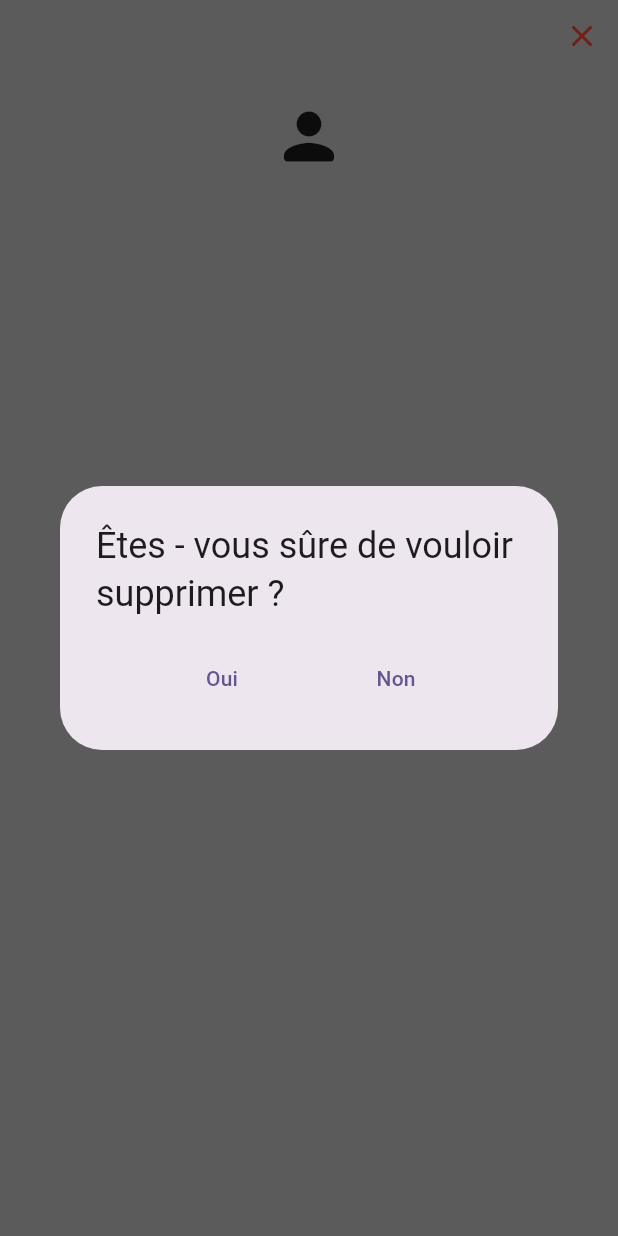
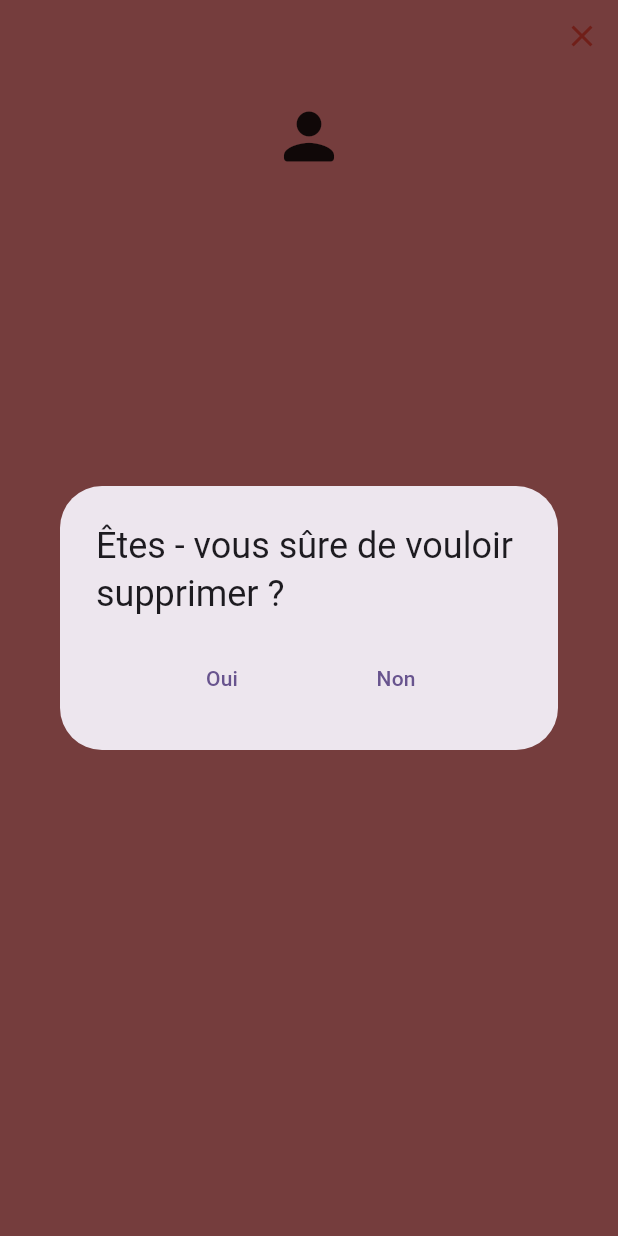
Before and after one commit to Timit0/SuiviModule, a Flutter app: the EleveCardWidget widget shown alone on an empty page, opened directly with empty values, after a tap on the "close" icon, on a phone screen of 412 x 824 dp. Run offline on Flutter 3.47's test engine with Material 2 defaults, Android fonts, the phone set to English and light mode, and no system bars; drawn by our look-alikes of cached_network_image; our stand-ins replace csv, file_picker, firebase_core, firebase_database; missing offline and left inert: dart:html, dart:js_interop, flutterwebapp_reload_detector; accounts and stored records are empty; network calls fail; statements that could not run were skipped.

Commit message:
Porte Ouverte V2

```diff
--- /dev/null
+++ b/lib/global/eleve_gestion_form_global.dart
@@ -0,0 +1,26 @@
+import 'dart:math';
+
+import 'package:suivi_de_module/models/eleve.dart';
+
+class EleveGestionFormGlobal {
+  static bool isFocusOnEleve = false;
+
+  static String cp = "";
+  static String name = "";
+  static String nickName = "";
+  static String picture = "";
+
+  static void update(Eleve eleve) {
+    cp = eleve.id;
+    name = eleve.name;
+    nickName = eleve.firstname;
+    picture = eleve.photoFilename;
+  }
+
+  static void reset() {
+    cp = "";
+    name = "";
+    nickName = "";
+    picture = "";
+  }
+}
--- a/lib/widget/eleve_card_widget.dart
+++ b/lib/widget/eleve_card_widget.dart
@@ -1,63 +1,119 @@
+import 'dart:js_interop';
+
 import 'package:cached_network_image/cached_network_image.dart';
 import 'package:flutter/material.dart';
 import 'package:provider/provider.dart';
+import 'package:suivi_de_module/global/eleve_gestion_form_global.dart';
 import 'package:suivi_de_module/models/eleve.dart';
 import 'package:suivi_de_module/provider/student_provider.dart';
+import 'package:suivi_de_module/widget/eleve_gestion_form.dart';
+import 'package:suivi_de_module/widget/student_list_grid_widget.dart';
 
-class EleveCardWidget extends StatelessWidget {
+class EleveCardWidget extends StatefulWidget {
+  late Eleve eleve;
+  bool? presentationMode = false;
 
-  late Eleve eleve;
+  EleveCardWidget({super.key, required this.eleve, this.presentationMode});
 
-  EleveCardWidget({super.key, required this.eleve});
+  @override
+  State<EleveCardWidget> createState() => _EleveCardWidgetState();
+  static void Refresh() {
+    _refreshCode!.call();
+  }
+
+  static Function? _refreshCode;
+}
+
+class _EleveCardWidgetState extends State<EleveCardWidget> {
+  Color changeColors() {
+    return widget.eleve.id == EleveGestionFormGlobal.cp
+        ? const Color.fromARGB(255, 255, 134, 134)
+        : const Color.fromARGB(255, 199, 199, 199);
+  }
 
   @override
   Widget build(BuildContext context) {
-    return Container(
-      color: const Color.fromARGB(255, 199, 199, 199),
+    EleveCardWidget._refreshCode = () {
+      setState(() {});
+    };
+
+    return InkWell(
+      onTap: () {
+        EleveCardWidget.Refresh();
+        if (EleveGestionFormGlobal.cp == widget.eleve.id &&
+            widget.eleve.id != "") {
+          EleveGestionFormGlobal.isFocusOnEleve = false;
+        } else {
+          EleveGestionFormGlobal.isFocusOnEleve = true;
+        }
+
+        if (EleveGestionFormGlobal.isFocusOnEleve) {
+          EleveGestionFormGlobal.update(widget.eleve);
+        } else {
+          EleveGestionFormGlobal.reset();
+        }
+        EleveGestionForm.Refresh();
+
+        setState(() {});
+      },
+      child: Container(
+        color: changeColors(),
         child: Column(children: [
           Column(
             crossAxisAlignment: CrossAxisAlignment.end,
             children: [
               Container(),
               IconButton(
-              onPressed: (){
+                  onPressed: () {
                     showDialog(
                       context: context,
                       builder: (context) => AlertDialog(
-                    title: Text('Êtes - vous sûre de vouloir supprimer ${eleve.id}?'),
-                    content: Row(mainAxisAlignment: MainAxisAlignment.spaceEvenly, children: [
-                      TextButton(onPressed: (){
-                        Provider.of<StudentProvider>(context, listen: false).removeEleveAndRef(eleve);
+                        title: Text(
+                            'Êtes - vous sûre de vouloir supprimer ${widget.eleve.id}?'),
+                        content: Row(
+                            mainAxisAlignment: MainAxisAlignment.spaceEvenly,
+                            children: [
+                              TextButton(
+                                  onPressed: () {
+                                    Provider.of<StudentProvider>(context,
+                                            listen: false)
+                                        .removeEleveAndRef(widget.eleve);
                                     ScaffoldMessenger.of(context).showSnackBar(
                                         const SnackBar(
-                            content: Text('L\'élève à était supprimé avvec succés')
-                          )
-                        );
+                                            content: Text(
+                                                'L\'élève à était supprimé avvec succés')));
                                     Navigator.of(context).pop();
-                      }, child: const Text('Oui')),
-                      TextButton(onPressed: (){
+                                  },
+                                  child: const Text('Oui')),
+                              TextButton(
+                                  onPressed: () {
                                     Navigator.of(context).pop();
-                      }, child: const Text('Non')),
+                                  },
+                                  child: const Text('Non')),
                             ]),
                       ),
                     );
                   },
-              icon: const Icon(Icons.close, color: Colors.red)
-            ),
+                  icon: const Icon(Icons.close, color: Colors.red)),
             ],
           ),
           Padding(
             padding: const EdgeInsets.only(bottom: 8.0, top: 18.0),
             child: CachedNetworkImage(
-            imageUrl: eleve.photoFilename,
-            errorWidget: (context, url, error) => const Icon(Icons.person_rounded, size: 50,),
-            placeholder: (context, url) => Image.asset('assets/img/placeholerImage.png'),
+              imageUrl: widget.eleve.photoFilename,
+              errorWidget: (context, url, error) => const Icon(
+                Icons.person_rounded,
+                size: 50,
+              ),
+              placeholder: (context, url) =>
+                  Image.asset('assets/img/placeholerImage.png'),
               width: 100,
             ),
           ),
-        Text(eleve.id),
-        Text("${eleve.firstname} ${eleve.name}")
+          Text(widget.eleve.id),
+          Text("${widget.eleve.firstname} ${widget.eleve.name}")
         ]),
+      ),
     );
   }
 }
```
Also changed, not shown: lib/screen/eleve_add_edit_screen.dart (+3 -17 lines), lib/widget/eleve_gestion_form.dart (+64 -55 lines). Lines whose indentation alone changed are shown as unchanged.
